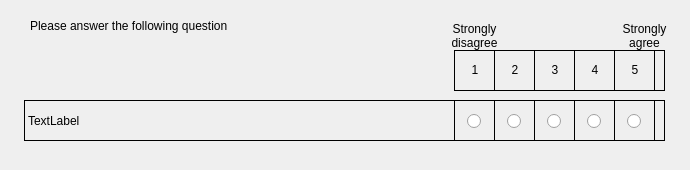
Old version of the form surveys/usability_survey.ui in the repository nickconlon/etgoa_evaluation.
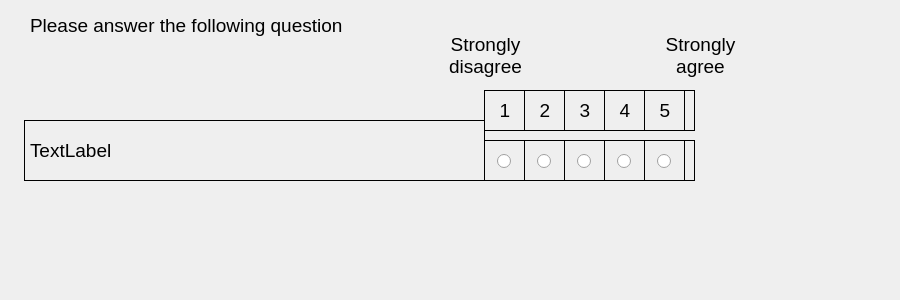
New version of the form.

```diff
--- a/surveys/usability_survey.ui
+++ b/surveys/usability_survey.ui
@@ -9,8 +9,8 @@
    <rect>
     <x>0</x>
     <y>0</y>
-    <width>690</width>
-    <height>170</height>
+    <width>900</width>
+    <height>300</height>
    </rect>
   </property>
   <property name="windowTitle">
@@ -19,12 +19,17 @@
   <widget class="QFrame" name="frame">
    <property name="geometry">
     <rect>
-     <x>454</x>
-     <y>100</y>
+     <x>484</x>
+     <y>140</y>
      <width>211</width>
      <height>41</height>
     </rect>
    </property>
+   <property name="font">
+    <font>
+     <pointsize>14</pointsize>
+    </font>
+   </property>
    <property name="frameShape">
     <enum>QFrame::Box</enum>
    </property>
@@ -40,6 +45,11 @@
       <height>41</height>
      </rect>
     </property>
+    <property name="font">
+     <font>
+      <pointsize>14</pointsize>
+     </font>
+    </property>
     <property name="frameShape">
      <enum>QFrame::Box</enum>
     </property>
@@ -55,6 +65,11 @@
        <height>23</height>
       </rect>
      </property>
+     <property name="font">
+      <font>
+       <pointsize>14</pointsize>
+      </font>
+     </property>
      <property name="text">
       <string/>
      </property>
@@ -72,6 +87,11 @@
       <height>41</height>
      </rect>
     </property>
+    <property name="font">
+     <font>
+      <pointsize>14</pointsize>
+     </font>
+    </property>
     <property name="frameShape">
      <enum>QFrame::Box</enum>
     </property>
@@ -87,6 +107,11 @@
        <height>23</height>
       </rect>
      </property>
+     <property name="font">
+      <font>
+       <pointsize>14</pointsize>
+      </font>
+     </property>
      <property name="text">
       <string/>
      </property>
@@ -104,6 +129,11 @@
       <height>41</height>
      </rect>
     </property>
+    <property name="font">
+     <font>
+      <pointsize>14</pointsize>
+     </font>
+    </property>
     <property name="frameShape">
      <enum>QFrame::Box</enum>
     </property>
@@ -119,6 +149,11 @@
        <height>23</height>
       </rect>
      </property>
+     <property name="font">
+      <font>
+       <pointsize>14</pointsize>
+      </font>
+     </property>
      <property name="text">
       <string/>
      </property>
@@ -136,6 +171,11 @@
       <height>41</height>
      </rect>
     </property>
+    <property name="font">
+     <font>
+      <pointsize>14</pointsize>
+     </font>
+    </property>
     <property name="frameShape">
      <enum>QFrame::Box</enum>
     </property>
@@ -151,6 +191,11 @@
        <height>23</height>
       </rect>
      </property>
+     <property name="font">
+      <font>
+       <pointsize>14</pointsize>
+      </font>
+     </property>
      <property name="text">
       <string/>
      </property>
@@ -168,6 +213,11 @@
       <height>41</height>
      </rect>
     </property>
+    <property name="font">
+     <font>
+      <pointsize>14</pointsize>
+     </font>
+    </property>
     <property name="frameShape">
      <enum>QFrame::Box</enum>
     </property>
@@ -183,6 +233,11 @@
        <height>23</height>
       </rect>
      </property>
+     <property name="font">
+      <font>
+       <pointsize>14</pointsize>
+      </font>
+     </property>
      <property name="text">
       <string/>
      </property>
@@ -196,11 +251,16 @@
    <property name="geometry">
     <rect>
      <x>24</x>
-     <y>100</y>
-     <width>431</width>
-     <height>41</height>
+     <y>120</y>
+     <width>461</width>
+     <height>61</height>
     </rect>
    </property>
+   <property name="font">
+    <font>
+     <pointsize>14</pointsize>
+    </font>
+   </property>
    <property name="frameShape">
     <enum>QFrame::Box</enum>
    </property>
@@ -211,12 +271,17 @@
   <widget class="QFrame" name="frame_13">
    <property name="geometry">
     <rect>
-     <x>454</x>
-     <y>50</y>
+     <x>484</x>
+     <y>90</y>
      <width>211</width>
      <height>41</height>
     </rect>
    </property>
+   <property name="font">
+    <font>
+     <pointsize>14</pointsize>
+    </font>
+   </property>
    <property name="frameShape">
     <enum>QFrame::Box</enum>
    </property>
@@ -232,6 +297,11 @@
       <height>41</height>
      </rect>
     </property>
+    <property name="font">
+     <font>
+      <pointsize>14</pointsize>
+     </font>
+    </property>
     <property name="frameShape">
      <enum>QFrame::Box</enum>
     </property>
@@ -247,6 +317,11 @@
        <height>20</height>
       </rect>
      </property>
+     <property name="font">
+      <font>
+       <pointsize>14</pointsize>
+      </font>
+     </property>
      <property name="text">
       <string>1</string>
      </property>
@@ -264,6 +339,11 @@
       <height>41</height>
      </rect>
     </property>
+    <property name="font">
+     <font>
+      <pointsize>14</pointsize>
+     </font>
+    </property>
     <property name="frameShape">
      <enum>QFrame::Box</enum>
     </property>
@@ -279,6 +359,11 @@
        <height>20</height>
       </rect>
      </property>
+     <property name="font">
+      <font>
+       <pointsize>14</pointsize>
+      </font>
+     </property>
      <property name="text">
       <string>2</string>
      </property>
@@ -296,6 +381,11 @@
       <height>41</height>
      </rect>
     </property>
+    <property name="font">
+     <font>
+      <pointsize>14</pointsize>
+     </font>
+    </property>
     <property name="frameShape">
      <enum>QFrame::Box</enum>
     </property>
@@ -311,6 +401,11 @@
        <height>20</height>
       </rect>
      </property>
+     <property name="font">
+      <font>
+       <pointsize>14</pointsize>
+      </font>
+     </property>
      <property name="text">
       <string>3</string>
      </property>
@@ -328,6 +423,11 @@
       <height>41</height>
      </rect>
     </property>
+    <property name="font">
+     <font>
+      <pointsize>14</pointsize>
+     </font>
+    </property>
     <property name="frameShape">
      <enum>QFrame::Box</enum>
     </property>
@@ -343,6 +443,11 @@
        <height>20</height>
       </rect>
      </property>
+     <property name="font">
+      <font>
+       <pointsize>14</pointsize>
+      </font>
+     </property>
      <property name="text">
       <string>4</string>
      </property>
@@ -360,6 +465,11 @@
       <height>41</height>
      </rect>
     </property>
+    <property name="font">
+     <font>
+      <pointsize>14</pointsize>
+     </font>
+    </property>
     <property name="frameShape">
      <enum>QFrame::Box</enum>
     </property>
@@ -375,6 +485,11 @@
        <height>20</height>
       </rect>
      </property>
+     <property name="font">
+      <font>
+       <pointsize>14</pointsize>
+      </font>
+     </property>
      <property name="text">
       <string>5</string>
      </property>
@@ -389,10 +504,15 @@
     <rect>
      <x>30</x>
      <y>10</y>
-     <width>261</width>
+     <width>571</width>
      <height>31</height>
     </rect>
    </property>
+   <property name="font">
+    <font>
+     <pointsize>14</pointsize>
+    </font>
+   </property>
    <property name="text">
     <string>Please answer the following question</string>
    </property>
@@ -400,12 +520,17 @@
   <widget class="QLabel" name="label_3">
    <property name="geometry">
     <rect>
-     <x>444</x>
-     <y>20</y>
-     <width>61</width>
-     <height>31</height>
+     <x>440</x>
+     <y>30</y>
+     <width>91</width>
+     <height>51</height>
     </rect>
    </property>
+   <property name="font">
+    <font>
+     <pointsize>14</pointsize>
+    </font>
+   </property>
    <property name="text">
     <string>Strongly
 disagree</string>
@@ -417,12 +542,17 @@
   <widget class="QLabel" name="label_4">
    <property name="geometry">
     <rect>
-     <x>614</x>
-     <y>20</y>
-     <width>61</width>
-     <height>31</height>
+     <x>650</x>
+     <y>30</y>
+     <width>101</width>
+     <height>51</height>
     </rect>
    </property>
+   <property name="font">
+    <font>
+     <pointsize>14</pointsize>
+    </font>
+   </property>
    <property name="text">
     <string>Strongly
 agree</string>
```
Left out of the diff: 6 changed lines with no effect on the pictures.
